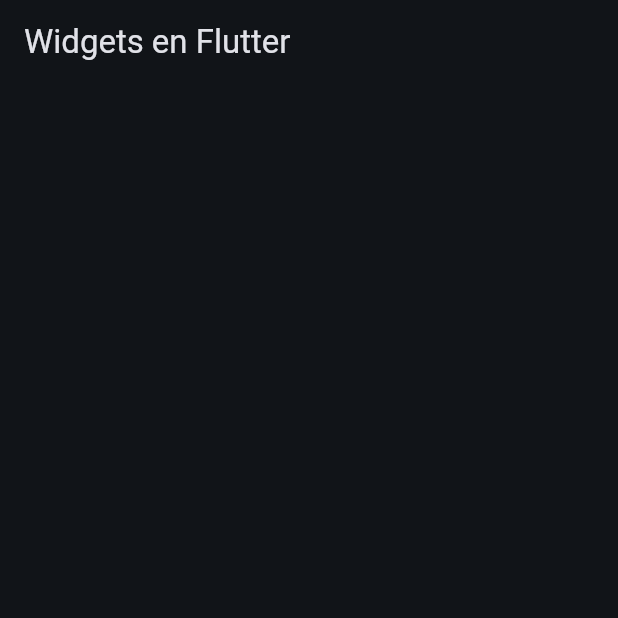
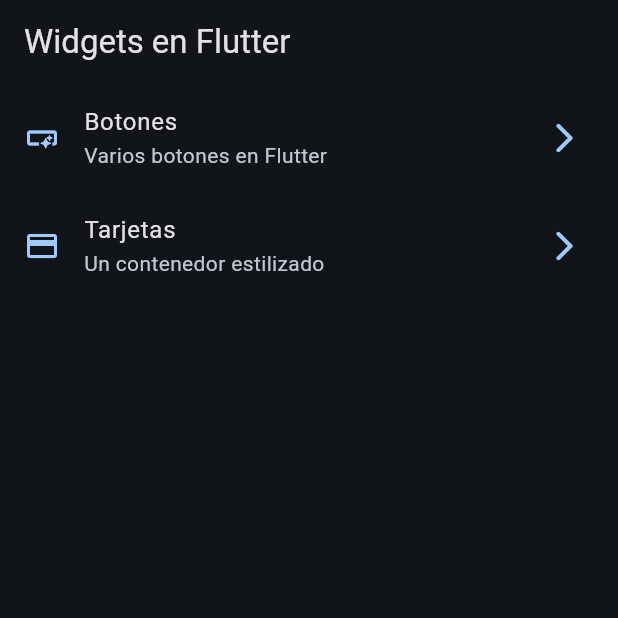
Before and after one commit to fernandodeleon23/flutter-widgets-app, a Flutter app: the screen it shows after launch, on a phone screen of 412 x 824 dp, the top half of it. Run offline on Flutter 3.47's test engine with Material 3 defaults, Android fonts, the phone set to English and light mode, and no system bars.

```diff
--- a/lib/config/menu/menu_items.dart
+++ b/lib/config/menu/menu_items.dart
@@ -28,7 +28,7 @@ const appMenuItems = <MenuItem>[
 	MenuItem(
 		title: 'Tarjetas',
 		subtitle: 'Un contenedor estilizado',
-		link: '/card',
+		link: '/cards',
 		icon: Icons.credit_card
 	)
 ];
--- a/lib/main.dart
+++ b/lib/main.dart
@@ -1,5 +1,7 @@
 import 'package:flutter/material.dart';
 import 'package:widgets_app/config/theme/app_theme.dart';
+import 'package:widgets_app/presentation/screens/buttons/buttons_screen.dart';
+import 'package:widgets_app/presentation/screens/cards/cards_screen.dart';
 import 'package:widgets_app/presentation/screens/home/home_screen.dart';
 
 void main() {
@@ -19,7 +21,12 @@ class MainApp extends StatelessWidget {
 
 			theme: AppTheme( selectedColor: 0 ).getTheme(),
 
-            home: HomeScreen()
+            home: HomeScreen(),
+
+			routes: {
+				'/buttons': (context) => const ButtonsScreen(),
+				'/cards': (context) => const CardsScreen()
+			}
 
         );
     }
--- a/lib/presentation/screens/home/home_screen.dart
+++ b/lib/presentation/screens/home/home_screen.dart
@@ -1,4 +1,6 @@
 import 'package:flutter/material.dart';
+import 'package:widgets_app/config/menu/menu_items.dart';
+import 'package:widgets_app/presentation/screens/cards/cards_screen.dart';
 
 class HomeScreen extends StatelessWidget {
 
@@ -8,9 +10,57 @@ class HomeScreen extends StatelessWidget {
     Widget build(BuildContext context) {
 
         return Scaffold(
-			appBar: AppBar(
-				title: const Text('Widgets en Flutter')
-			),
-		);
+
+            appBar: AppBar(
+                title: const Text('Widgets en Flutter')
+            ),
+
+            body: _HomeView(),
+
+        );
     }
 }
+
+class _HomeView extends StatelessWidget {
+
+    @override
+    Widget build(BuildContext context) {
+
+        return ListView.builder(
+
+            itemCount: appMenuItems.length,
+            itemBuilder: (context, index) {
+
+                final menuItem = appMenuItems[index];
+
+                return _CustomListTile(menuItem: menuItem);
+            }
+        );
+    }
+}
+
+class _CustomListTile extends StatelessWidget {
+
+    const _CustomListTile({
+        required this.menuItem,
+    });
+
+    final MenuItem menuItem;
+
+    @override
+    Widget build(BuildContext context) {
+
+		final colors = Theme.of( context ).colorScheme;
+
+        return ListTile(
+			leading: Icon( menuItem.icon, color: colors.primary ),
+			trailing: Icon( Icons.arrow_forward_ios_rounded, color: colors.primary ),
+            title: Text(menuItem.title),
+            subtitle: Text(menuItem.subtitle),
+			onTap: (){
+
+				Navigator.pushNamed( context, menuItem.link );
+			},
+        );
+    }
+}
```
Also changed, not shown: lib/presentation/screens/buttons/buttons_screen.dart (added, +22 -0 lines), lib/presentation/screens/cards/cards_screen.dart (added, +22 -0 lines).
